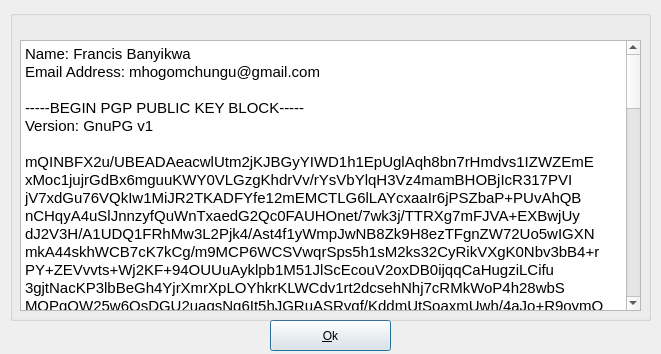
This is zuluCrypt-gui/contactinfo.ui in mhogomchungu/zuluCrypt as Qt 5 draws it before an edit. The edited form follows.
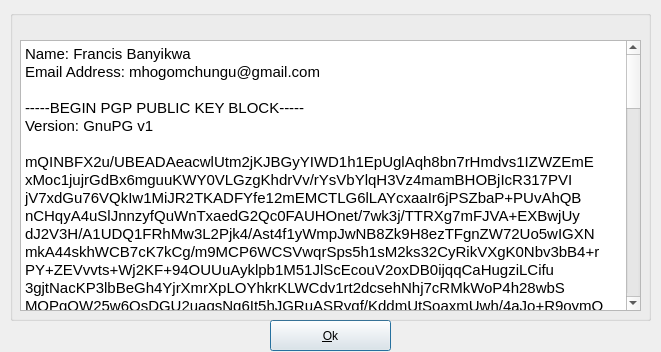
This is the edited form.

What changed in the file:
```diff
--- a/zuluCrypt-gui/contactinfo.ui
+++ b/zuluCrypt-gui/contactinfo.ui
@@ -7,7 +7,7 @@
     <x>0</x>
     <y>0</y>
     <width>661</width>
-    <height>354</height>
+    <height>352</height>
    </rect>
   </property>
   <property name="windowTitle">
```
